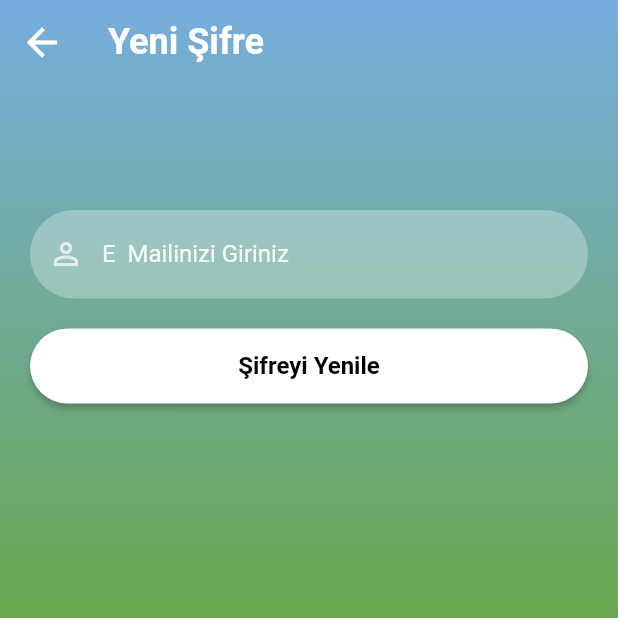
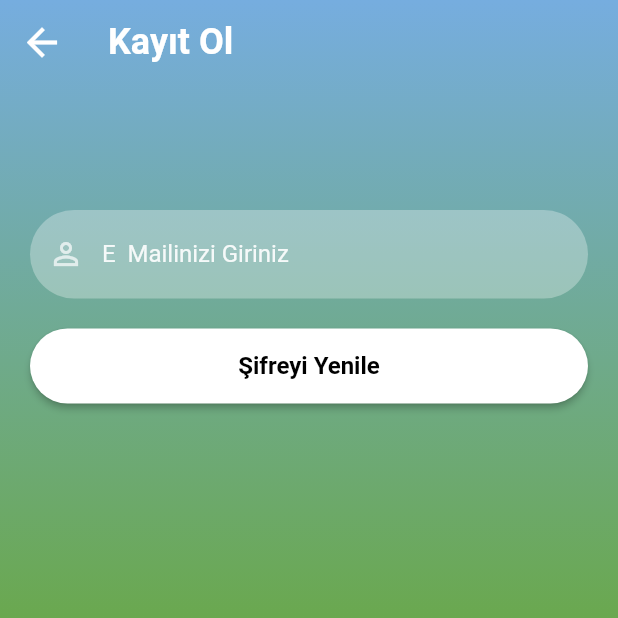
Before and after one commit to atakanarslan06/MyOrchard, a Flutter app: the YeniSifreEkran screen opened directly, on a phone screen of 412 x 824 dp, the top half of it. Run offline on Flutter 3.47's test engine with Material 2 defaults, Android fonts, the phone set to English and light mode, and no system bars; our stand-ins replace firebase_auth, firebase_core, lottie; accounts and stored records are empty.

Commit message:
My Orchard

```diff
--- a/lib/view/screens/yeni_sifre.dart
+++ b/lib/view/screens/yeni_sifre.dart
@@ -35,7 +35,7 @@ class _YeniSifreEkranState extends State<YeniSifreEkran> {
         backgroundColor: Colors.transparent,
         elevation: 0,
         title: const Text(
-          "Yeni Şifre",
+          "Kayıt Ol",
           style: TextStyle(
               fontSize: 24, fontWeight: FontWeight.bold, color: Colors.white),
         ),
```
